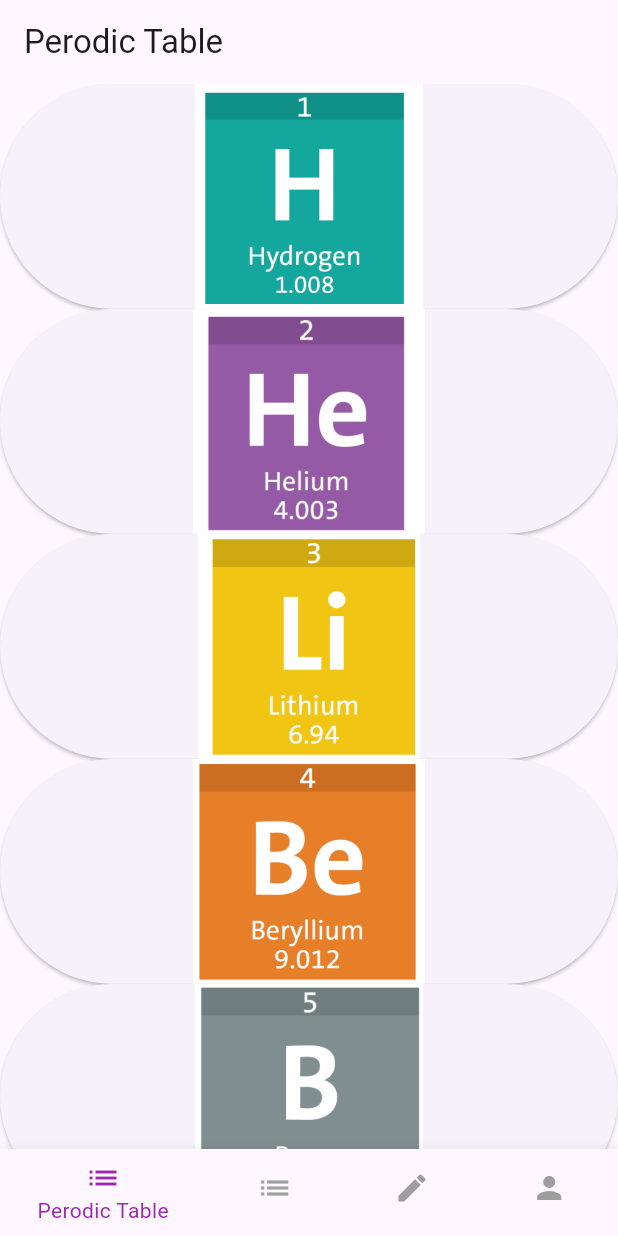
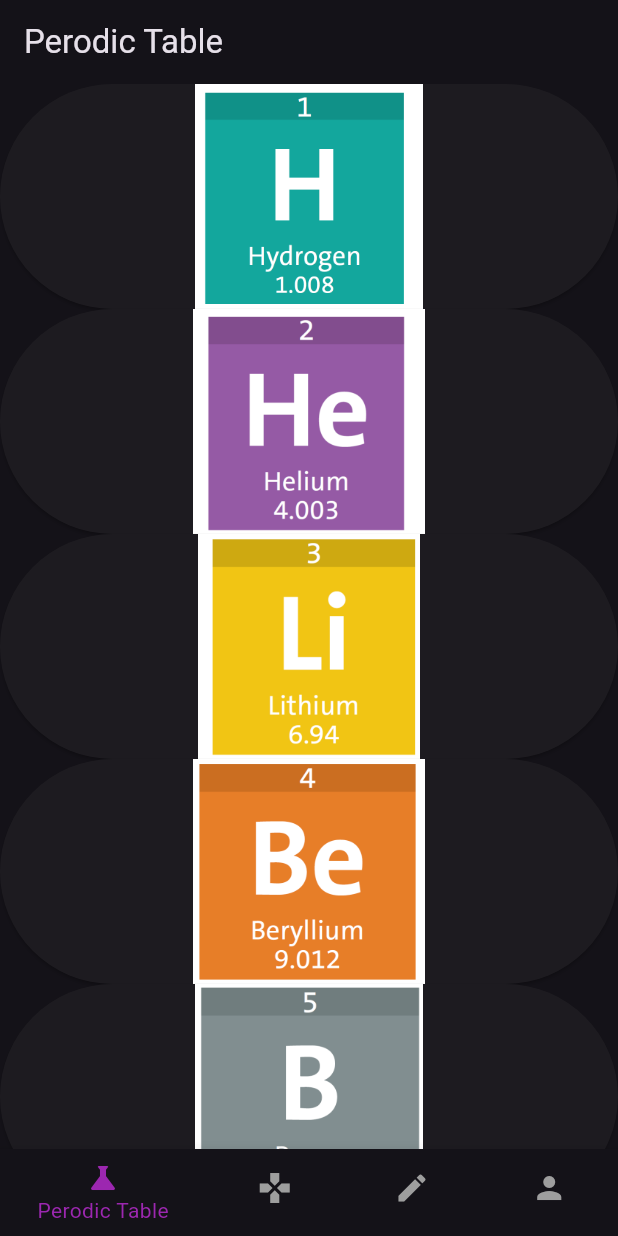
Before and after one commit to WoodrowtheFox/periodic_table, a Flutter app: the screen it shows once a user with an empty profile is signed in, on a phone screen of 412 x 824 dp. Run offline on Flutter 3.47's test engine with Material 3 defaults, Android fonts, the phone set to English and light mode, and no system bars; our stand-ins replace cloud_firestore, firebase_auth, firebase_core; accounts and stored records are empty; network calls fail.

Commit message:
Beginning changes

```diff
--- a/lib/main.dart
+++ b/lib/main.dart
@@ -20,8 +20,12 @@ class PeriodicTableApp extends StatelessWidget {
   @override
   Widget build(BuildContext context) {
     return MaterialApp(
-      title: 'Periodic Table App',
-      theme: ThemeData(primarySwatch: Colors.blue),
+      theme: ThemeData(
+        colorScheme: ColorScheme.fromSeed(seedColor: Colors.blue),
+        useMaterial3: true,
+      ),
+      darkTheme: ThemeData.dark(useMaterial3: true),
+      themeMode: ThemeMode.dark,
       home: const SplashScreen(),
     );
   }
--- a/lib/view/main_navigation.dart
+++ b/lib/view/main_navigation.dart
@@ -38,11 +38,11 @@ class _MainNavigationScreenState extends State<MainNavigationScreen>{
         onTap: _onItemTapped,
         items: const [
           BottomNavigationBarItem(
-            icon: Icon(Icons.list),
+            icon: Icon(Icons.science),
             label: 'Perodic Table',
           ),
           BottomNavigationBarItem(
-            icon: Icon(Icons.list),
+            icon: Icon(Icons.gamepad),
             label: 'Perodic Game',
           ),
            BottomNavigationBarItem(
```
Also changed, not shown: lib/view/feedback_list_screen.dart (+61 -5 lines), pubspec.lock, 2 other files.
